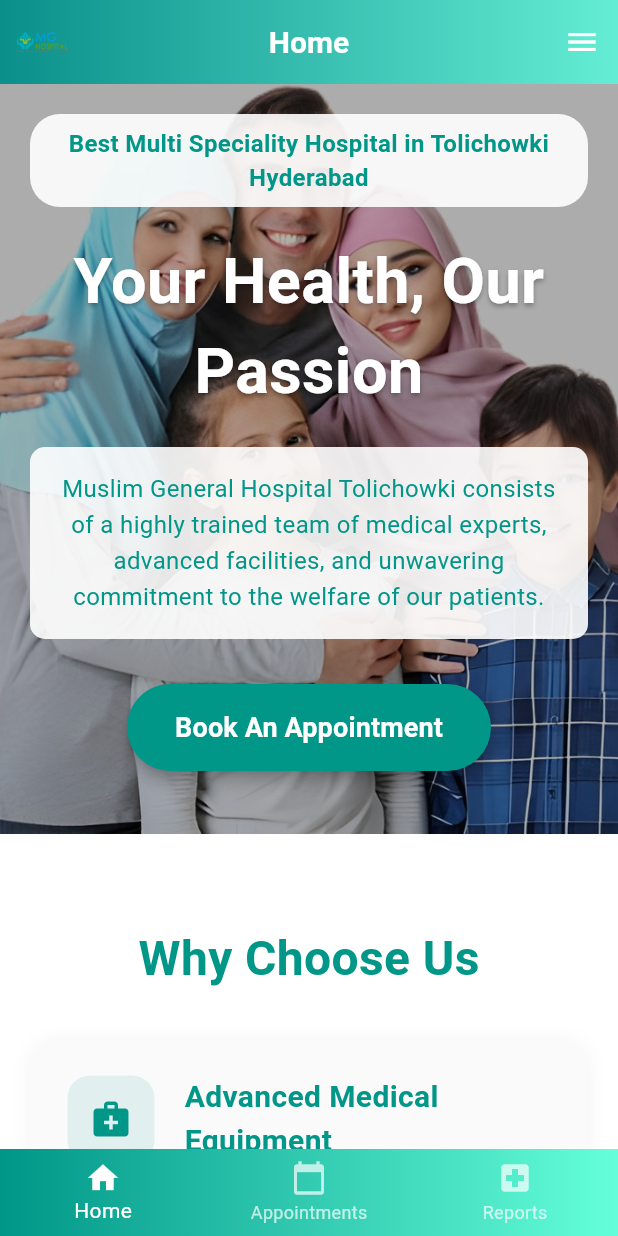
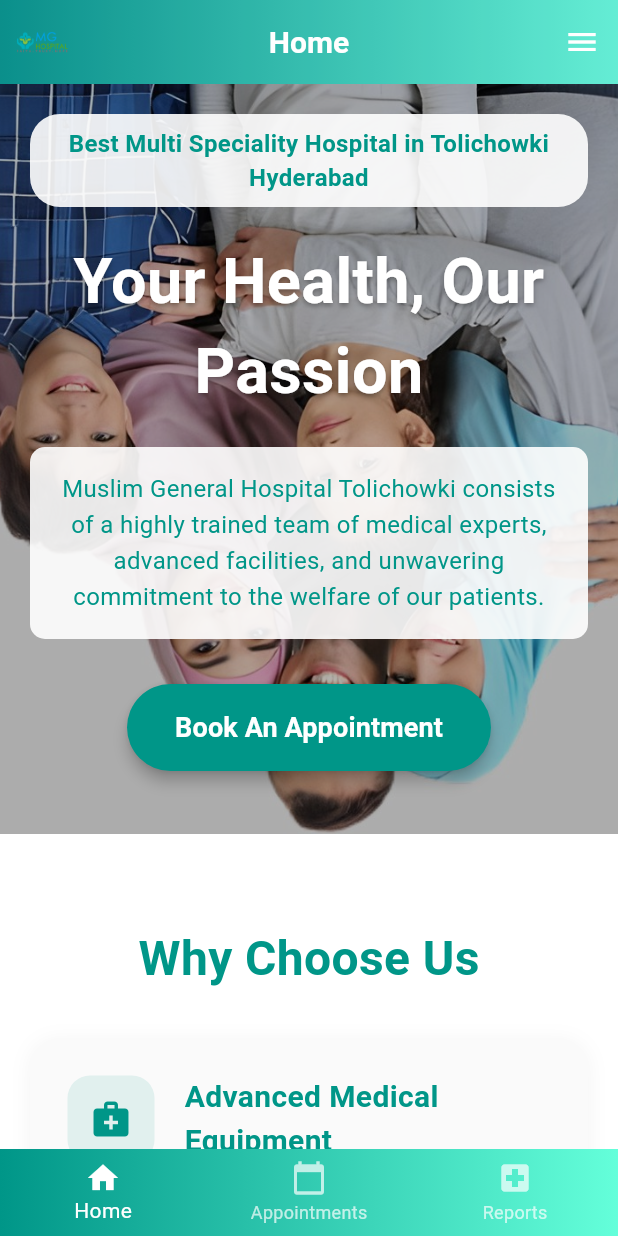
Before and after one commit to IsfarMohi/DocPoint, a Flutter app: the screen it shows after launch, on a phone screen of 412 x 824 dp. Run offline on Flutter 3.47's test engine with Material 3 defaults, Android fonts, the phone set to English and light mode, and no system bars; our stand-ins replace pinput; missing offline and left inert: razorpay_flutter.

```diff
--- a/frontend/flutter/docpoint/lib/routes/HomePage/home.dart
+++ b/frontend/flutter/docpoint/lib/routes/HomePage/home.dart
@@ -16,6 +16,12 @@
               // Hero Section
               Container(
                 height: 500,
+                child: Stack(
+                  children: [
+                    // Background Image Layer
+                    Transform.rotate(
+                      angle: 3.14159, // 180 degrees in radians
+                      child: Container(
                         decoration: BoxDecoration(
                           image: DecorationImage(
                             image: AssetImage('assets/family.jpg'),
@@ -26,7 +32,10 @@
                             ),
                           ),
                         ),
-                child: SingleChildScrollView(
+                      ),
+                    ),
+                    // Content Layer
+                    SingleChildScrollView(
                       physics: BouncingScrollPhysics(),
                       child: SafeArea(
                         child: Center(
@@ -47,7 +56,7 @@
                                   child: Text(
                                     "Best Multi Speciality Hospital in Tolichowki Hyderabad",
                                     style: TextStyle(
-                                  color: primaryColor, // Using primaryColor from base.dart
+                                      color: primaryColor,
                                       fontWeight: FontWeight.bold,
                                       fontSize: 16,
                                     ),
@@ -83,7 +92,7 @@
                                     "advanced facilities, and unwavering commitment to the welfare of our patients.",
                                     textAlign: TextAlign.center,
                                     style: TextStyle(
-                                  color: primaryColor, // Using primaryColor from base.dart
+                                      color: primaryColor,
                                       fontSize: 16,
                                       height: 1.5,
                                     ),
@@ -95,7 +104,7 @@
                                     navigateToPage(context, 'appointment');
                                   },
                                   style: ElevatedButton.styleFrom(
-                                backgroundColor: primaryColor, // Using primaryColor from base.dart
+                                    backgroundColor: primaryColor,
                                     foregroundColor: Colors.white,
                                     padding: EdgeInsets.symmetric(horizontal: 32, vertical: 16),
                                     shape: RoundedRectangleBorder(
@@ -116,6 +125,8 @@
                           ),
                         ),
                       ),
+                    ),
+                  ],
                 ),
               ),
 
```
Also changed, not shown: 125 other files. Lines whose indentation alone changed are shown as unchanged.
